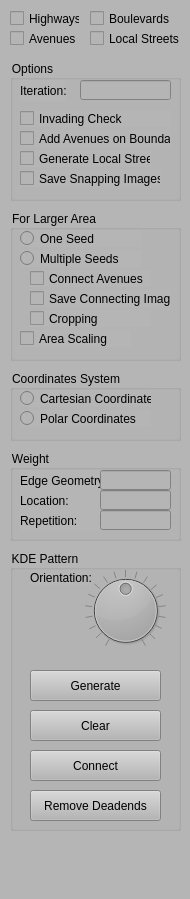
This is UrbanSimulator/ControlWidget.ui in gnishida/StreetDesigner as Qt 5 draws it before an edit. The edited form follows.
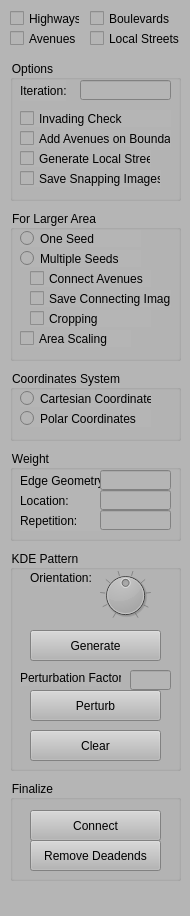
This is the edited form.

Commit message: Add GraphUtil::perturb()

The edit to the form file:
```diff
--- a/UrbanSimulator/ControlWidget.ui
+++ b/UrbanSimulator/ControlWidget.ui
@@ -7,7 +7,7 @@
         <x>0</x>
         <y>0</y>
         <width>190</width>
-        <height>899</height>
+    <height>916</height>
       </rect>
     </property>
     <property name="minimumSize">
@@ -52,7 +52,7 @@
             <x>10</x>
             <y>550</y>
             <width>171</width>
-            <height>281</height>
+      <height>221</height>
           </rect>
         </property>
         <property name="title">
@@ -62,7 +62,7 @@
           <property name="geometry">
             <rect>
               <x>20</x>
-              <y>120</y>
+       <y>80</y>
               <width>131</width>
               <height>31</height>
             </rect>
@@ -71,39 +71,13 @@
             <string>Generate</string>
           </property>
         </widget>
-        <widget class="QPushButton" name="pushButtonClear">
-          <property name="geometry">
-            <rect>
-              <x>20</x>
-              <y>160</y>
-              <width>131</width>
-              <height>31</height>
-            </rect>
-          </property>
-          <property name="text">
-            <string>Clear</string>
-          </property>
-        </widget>
-        <widget class="QPushButton" name="pushButtonConnect">
-          <property name="geometry">
-            <rect>
-              <x>20</x>
-              <y>200</y>
-              <width>131</width>
-              <height>31</height>
-            </rect>
-          </property>
-          <property name="text">
-            <string>Connect</string>
-          </property>
-        </widget>
         <widget class="QDial" name="dialOrientation">
           <property name="geometry">
             <rect>
-              <x>70</x>
+       <x>80</x>
               <y>20</y>
-              <width>91</width>
-              <height>81</height>
+       <width>71</width>
+       <height>51</height>
             </rect>
           </property>
           <property name="maximum">
@@ -144,17 +118,40 @@
             <string>Orientation:</string>
           </property>
         </widget>
-        <widget class="QPushButton" name="pushButtonRemoveDeadend">
+    <widget class="QPushButton" name="pushButtonPerturb">
           <property name="geometry">
             <rect>
               <x>20</x>
-              <y>240</y>
+       <y>140</y>
               <width>131</width>
               <height>31</height>
             </rect>
           </property>
           <property name="text">
-            <string>Remove Deadends</string>
+      <string>Perturb</string>
+     </property>
+    </widget>
+    <widget class="QLineEdit" name="lineEditPerturbationFactor">
+     <property name="geometry">
+      <rect>
+       <x>120</x>
+       <y>120</y>
+       <width>41</width>
+       <height>20</height>
+      </rect>
+     </property>
+    </widget>
+    <widget class="QLabel" name="label_6">
+     <property name="geometry">
+      <rect>
+       <x>10</x>
+       <y>120</y>
+       <width>101</width>
+       <height>16</height>
+      </rect>
+     </property>
+     <property name="text">
+      <string>Perturbation Factor:</string>
           </property>
         </widget>
       </widget>
@@ -508,6 +505,58 @@
           </attribute>
         </widget>
       </widget>
+   <widget class="QGroupBox" name="groupBox_5">
+    <property name="geometry">
+     <rect>
+      <x>10</x>
+      <y>780</y>
+      <width>171</width>
+      <height>101</height>
+     </rect>
+    </property>
+    <property name="title">
+     <string>Finalize</string>
+    </property>
+    <widget class="QPushButton" name="pushButtonConnect">
+     <property name="geometry">
+      <rect>
+       <x>20</x>
+       <y>30</y>
+       <width>131</width>
+       <height>31</height>
+      </rect>
+     </property>
+     <property name="text">
+      <string>Connect</string>
+     </property>
+    </widget>
+    <widget class="QPushButton" name="pushButtonRemoveDeadend">
+     <property name="geometry">
+      <rect>
+       <x>20</x>
+       <y>60</y>
+       <width>131</width>
+       <height>31</height>
+      </rect>
+     </property>
+     <property name="text">
+      <string>Remove Deadends</string>
+     </property>
+    </widget>
+   </widget>
+   <widget class="QPushButton" name="pushButtonClear">
+    <property name="geometry">
+     <rect>
+      <x>30</x>
+      <y>730</y>
+      <width>131</width>
+      <height>31</height>
+     </rect>
+    </property>
+    <property name="text">
+     <string>Clear</string>
+    </property>
+   </widget>
     </widget>
   </widget>
   <resources/>
```
Left out of the diff: 4 changed lines with no effect on the pictures. Lines whose indentation alone changed are shown as unchanged. The commit also changes 8 other files.
